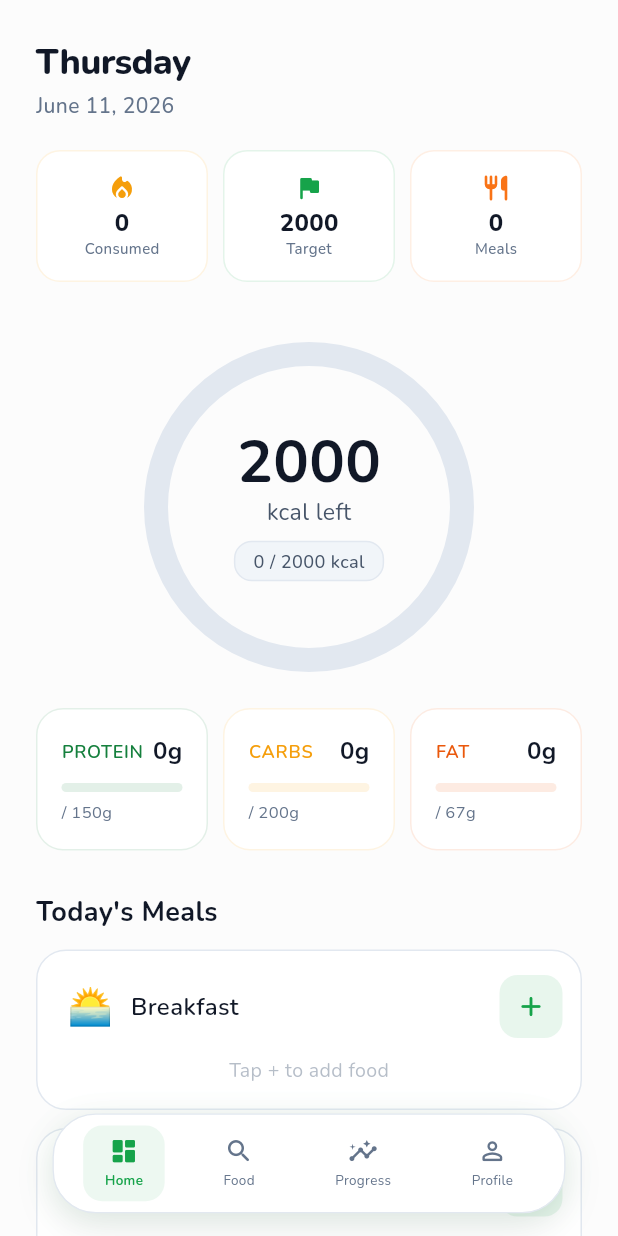
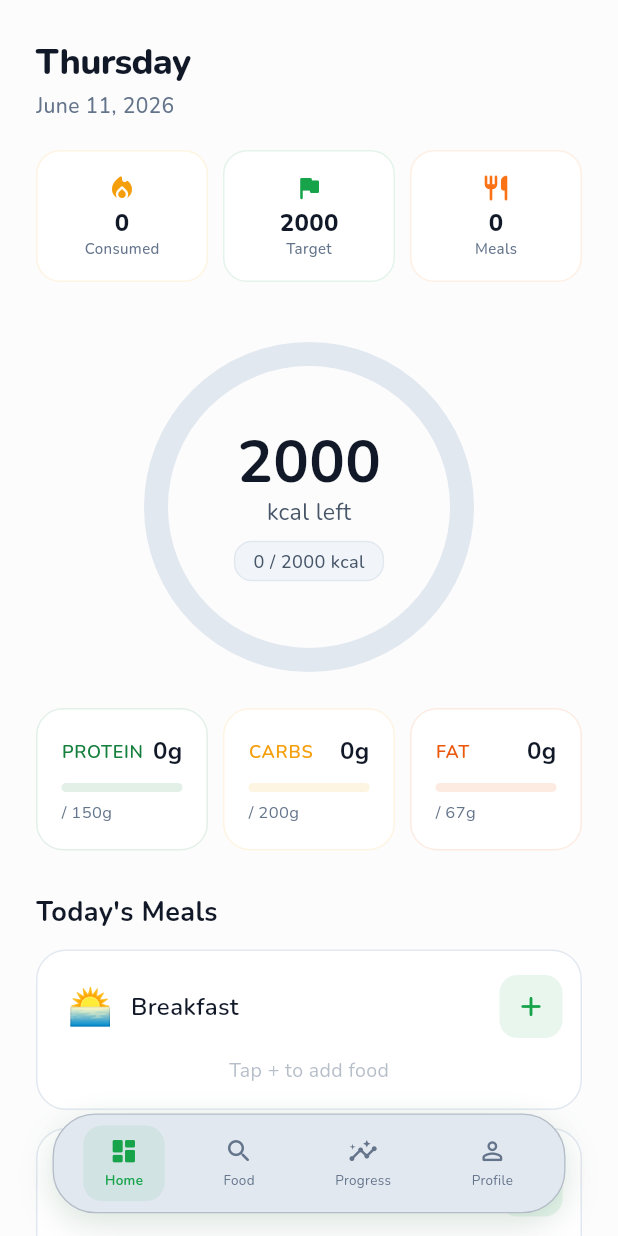
Before and after one commit to esumbrandon/lilyFit, a Flutter app: the HomeScreen screen opened directly, on a phone screen of 412 x 824 dp. Run offline on Flutter 3.47's test engine with Material 3 defaults, Android fonts, the phone set to English and light mode, and no system bars; our stand-ins replace connectivity_plus, fl_chart, flutter_local_notifications, flutter_timezone, geocoding, geolocator and 7 more; accounts and stored records are empty.

Commit message:
Updated card colors and borders for improved dark and light theme contrast

```diff
--- a/lib/screens/home/home_screen.dart
+++ b/lib/screens/home/home_screen.dart
@@ -86,10 +86,14 @@ class _HomeScreenState extends State<HomeScreen>
           minimum: const EdgeInsets.fromLTRB(16, 0, 16, 12),
           child: Container(
             decoration: BoxDecoration(
-              color: isDark ? AppColors.darkCard : AppColors.card,
+              color: isDark
+                  ? const Color(0xFF3A4556) // 10% lighter gray for dark theme
+                  : const Color(0xFFE2E8F0), // 10% darker for light theme
               borderRadius: BorderRadius.circular(32),
               border: Border.all(
-                color: isDark ? AppColors.darkBorder : AppColors.border,
+                color: isDark
+                    ? const Color(0xFF5A6576) // 10% lighter border for dark theme
+                    : const Color(0xFFB4BCC8), // 10% darker border for light theme
               ),
               boxShadow: [
                 BoxShadow(
```
